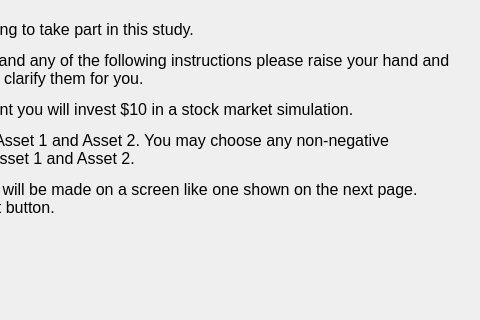
dwattttt/marketsim, file MarketSimulation/instructionscreen1.ui: the form before one commit; both pictures show x 174 to 654 and y 84 to 404 of the 654 by 404 pixel window.
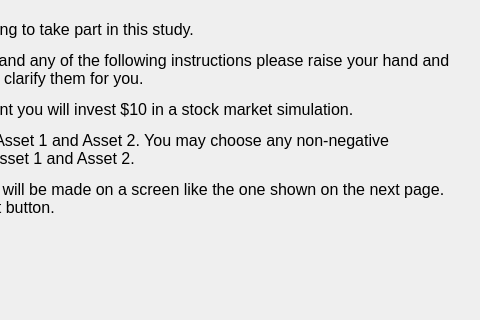
The form after the commit.

Commit message: Completed most of Digsy's latest screen changes  * Screen 2 add "the"  * Screen 3 captilisation, new sentence  * Screen 5 revert text add spacing,  * Screen 6 spacing  * Screen 7 line change  * Set fixed size for simulation and screenshot, QPictureLabel causing some lingering issues  * Screen 10 rewrite text  * Screen 13 blank out previous once allocation submitted

What changed in the file:
```diff
--- a/MarketSimulation/instructionscreen1.ui
+++ b/MarketSimulation/instructionscreen1.ui
@@ -10,6 +10,12 @@
     <height>404</height>
    </rect>
   </property>
+  <property name="sizePolicy">
+   <sizepolicy hsizetype="Expanding" vsizetype="Expanding">
+    <horstretch>0</horstretch>
+    <verstretch>0</verstretch>
+   </sizepolicy>
+  </property>
   <property name="windowTitle">
    <string>Form</string>
   </property>
@@ -56,7 +62,15 @@
         </font>
        </property>
        <property name="text">
-        <string>&lt;html&gt;&lt;head/&gt;&lt;body&gt;&lt;p&gt;Thank you for agreeing to take part in this study.&lt;/p&gt;&lt;p&gt;If you do not understand any of the following instructions please raise your hand and the experimenter will clarify them for you.&lt;/p&gt;&lt;p&gt;During this experiment you will invest $10 in a stock market simulation.&lt;/p&gt;&lt;p&gt;There are 2 assets, Asset 1 and Asset 2. You may choose any non-negative allocation between Asset 1 and Asset 2.&lt;/p&gt;&lt;p&gt;Your initial allocation will be made on a screen like one shown on the next page. Please click the Next button.&lt;/p&gt;&lt;/body&gt;&lt;/html&gt;</string>
+        <string>&lt;!DOCTYPE HTML PUBLIC &quot;-//W3C//DTD HTML 4.0//EN&quot; &quot;http://www.w3.org/TR/REC-html40/strict.dtd&quot;&gt;
+&lt;html&gt;&lt;head&gt;&lt;meta name=&quot;qrichtext&quot; content=&quot;1&quot; /&gt;&lt;style type=&quot;text/css&quot;&gt;
+p, li { white-space: pre-wrap; }
+&lt;/style&gt;&lt;/head&gt;&lt;body style=&quot; font-family:'MS Shell Dlg 2'; font-size:12pt; font-weight:400; font-style:normal;&quot;&gt;
+&lt;p style=&quot; margin-top:12px; margin-bottom:12px; margin-left:0px; margin-right:0px; -qt-block-indent:0; text-indent:0px;&quot;&gt;Thank you for agreeing to take part in this study.&lt;/p&gt;
+&lt;p style=&quot; margin-top:12px; margin-bottom:12px; margin-left:0px; margin-right:0px; -qt-block-indent:0; text-indent:0px;&quot;&gt;If you do not understand any of the following instructions please raise your hand and the experimenter will clarify them for you.&lt;/p&gt;
+&lt;p style=&quot; margin-top:12px; margin-bottom:12px; margin-left:0px; margin-right:0px; -qt-block-indent:0; text-indent:0px;&quot;&gt;During this experiment you will invest $10 in a stock market simulation.&lt;/p&gt;
+&lt;p style=&quot; margin-top:12px; margin-bottom:12px; margin-left:0px; margin-right:0px; -qt-block-indent:0; text-indent:0px;&quot;&gt;There are 2 assets, Asset 1 and Asset 2. You may choose any non-negative allocation between Asset 1 and Asset 2.&lt;/p&gt;
+&lt;p style=&quot; margin-top:12px; margin-bottom:12px; margin-left:0px; margin-right:0px; -qt-block-indent:0; text-indent:0px;&quot;&gt;Your initial allocation will be made on a screen like the one shown on the next page. Please click the Next button.&lt;/p&gt;&lt;/body&gt;&lt;/html&gt;</string>
        </property>
        <property name="wordWrap">
         <bool>true</bool>
```
The commit also changes 10 other files.
